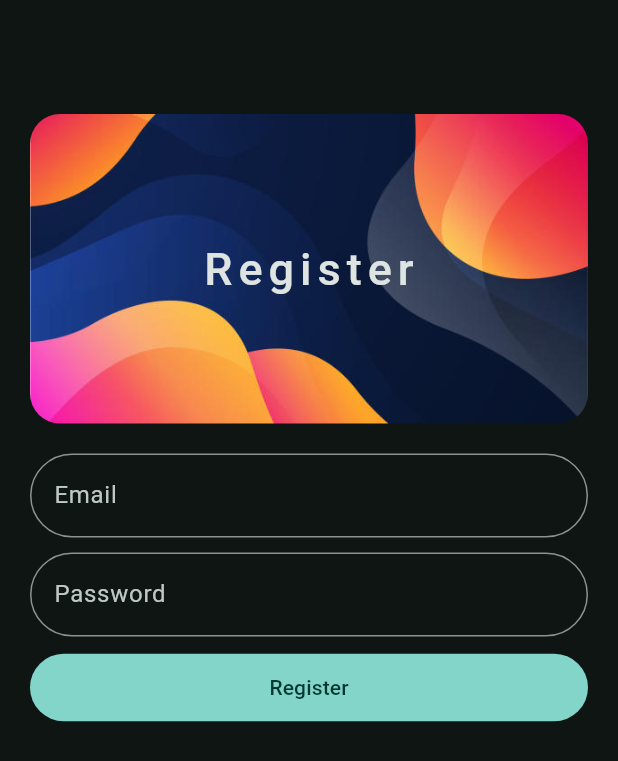
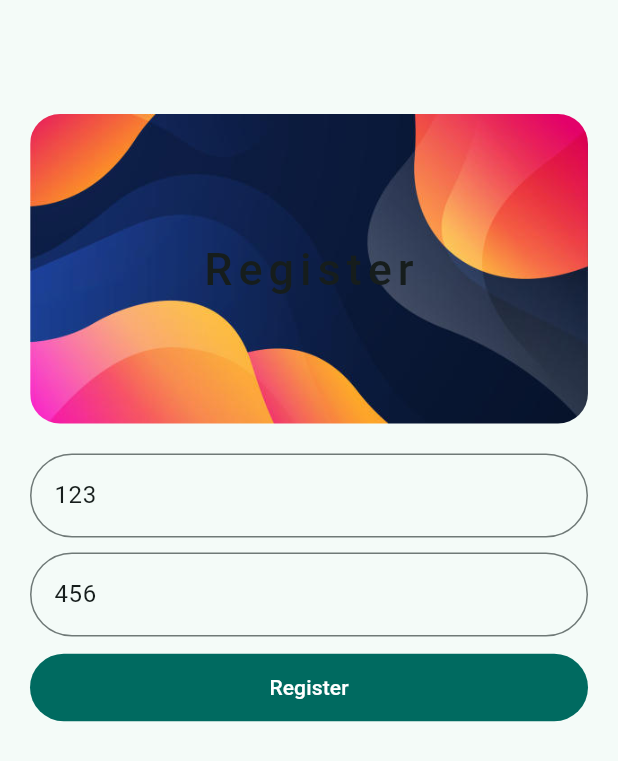
Before and after one commit to Maseev559/flutterapp, a Flutter app: the screen it shows after launch, after a tap on "Get Started", on a phone screen of 412 x 824 dp. Shown: the top 761 px of the screen. Run offline on Flutter 3.47's test engine with Material 3 defaults, Android fonts, the phone set to English and light mode, and no system bars; our stand-ins replace lottie, shared_preferences.

Commit message:
modified pages

```diff
--- a/lib/data/constants.dart
+++ b/lib/data/constants.dart
@@ -1,4 +1,8 @@
 import 'package:flutter/material.dart';
+
+class themeConstant {
+  static const String themeModeKey = 'themeModeKey';
+}
 
 class MyTextStyle {
   static const TextStyle titleText = TextStyle(
--- a/lib/main.dart
+++ b/lib/main.dart
@@ -1,6 +1,8 @@
 import 'package:flutter/material.dart';
+import 'package:my_new_flutterapp/data/constants.dart';
 import 'package:my_new_flutterapp/data/notifiers.dart';
 import 'package:my_new_flutterapp/views/pages/welcome_page.dart';
+import 'package:shared_preferences/shared_preferences.dart';
 
 void main() {
   runApp(const MyApp());
@@ -14,6 +16,20 @@ class MyApp extends StatefulWidget {
 }
 
 class _MyAppState extends State<MyApp> {
+  @override
+  void initState() {
+    // TODO: implement initState
+    initThemeMode();
+    super.initState();
+  }
+
+  void initThemeMode() async {
+    // Obtain shared preferences.
+    final SharedPreferences prefs = await SharedPreferences.getInstance();
+    final bool? repeat = prefs.getBool(themeConstant.themeModeKey);
+    isDarkModeNotifier.value = repeat ?? false;
+  }
+
   @override
   Widget build(BuildContext context) {
     // Theme Listenable Builder
--- a/lib/views/pages/register_page.dart
+++ b/lib/views/pages/register_page.dart
@@ -14,8 +14,8 @@ class RegisterPage extends StatefulWidget {
 }
 
 class _LoginPageState extends State<RegisterPage> {
-  TextEditingController controllerEmail = TextEditingController();
-  TextEditingController controllerPassword = TextEditingController();
+  TextEditingController controllerEmail = TextEditingController(text: '123');
+  TextEditingController controllerPassword = TextEditingController(text: '456');
   String correctEmail = '123';
   String correctPassword = '456';
   // @override
@@ -109,7 +109,7 @@ class _LoginPageState extends State<RegisterPage> {
         ),
       );
     } else {
-      print('Wrong username or passwo6d');
+      print('Wrong username or password');
     }
   }
 }
--- a/pubspec.yaml
+++ b/pubspec.yaml
@@ -36,6 +36,7 @@ dependencies:
   # Use with the CupertinoIcons class for iOS style icons.
   cupertino_icons: ^1.0.8
   lottie: ^3.3.1
+  shared_preferences: ^2.5.3
 
 dev_dependencies:
   flutter_test:
```
Also changed, not shown: lib/views/pages/login_page.dart (+9 -2 lines), lib/views/pages/onboarding_page.dart (+49 -3 lines), lib/views/pages/widget_tree.dart (+10 -2 lines), pubspec.lock, 1 other file.
